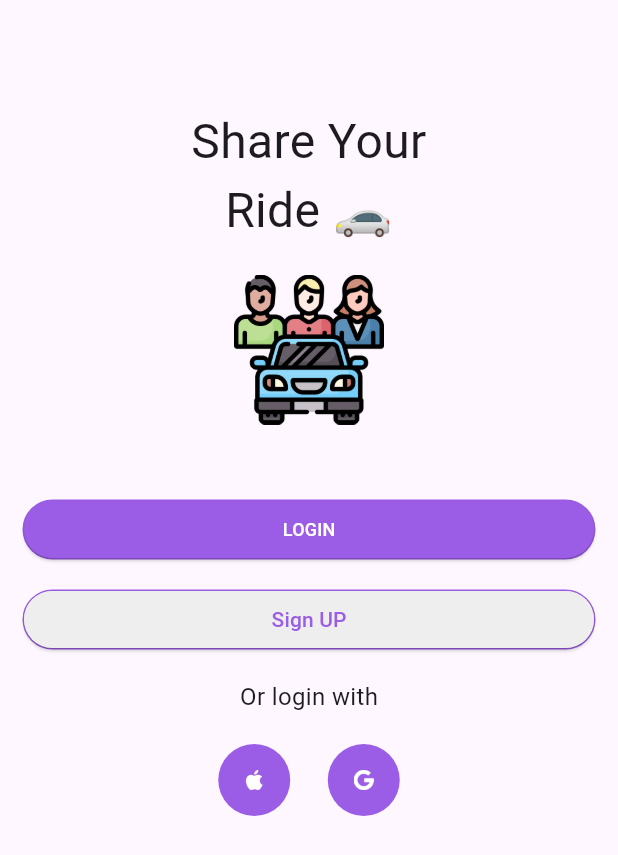
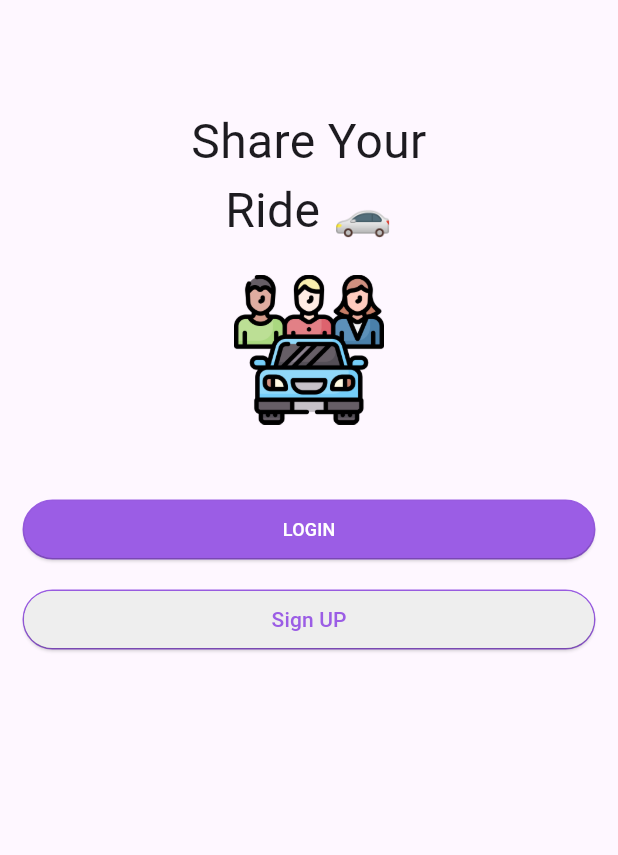
Before and after one commit to AhmedOssamaAhmed/carpooldriversversion, a Flutter app: the screen it shows after launch, on a phone screen of 412 x 824 dp. Shown: the top 855 px of the screen. Run offline on Flutter 3.47's test engine with Material 3 defaults, Android fonts, the phone set to English and light mode, and no system bars; our stand-ins replace cloud_firestore, connectivity, firebase_auth, firebase_core, firebase_storage, fluttertoast and 3 more; accounts and stored records are empty.

Commit message:
updated rider can't login as customer unless register

```diff
--- a/lib/Modules/welcome/welcome_screen.dart
+++ b/lib/Modules/welcome/welcome_screen.dart
@@ -40,38 +40,38 @@ class WelcomeScreen extends StatelessWidget {
                 textcolor: defaultColor,
                 function: (){
                 print("sign up");
-                  // navigateTo(context, SignUp());
+                  navigateTo(context, SignUp());
                 },
                 text: 'Sign UP',
               toUpper: false),
               const SizedBox(height: 20,),
-              captionText('Or login with'),
-              const SizedBox(height: 20,),
-              const Row(mainAxisAlignment: MainAxisAlignment.center,
-                children: [
-                  CircleAvatar(
-                    radius: 24,
-                    backgroundColor: defaultColor,
-                    child: Image(
-                      image: AssetImage('assets/apple.png'),
-                      height: 16,
-                      width: 13.5,
-                      color: Colors.white,
-                    ),
-                  ),
-                  SizedBox(width: 25,),
-                  CircleAvatar(
-                    radius: 24,
-                    backgroundColor: defaultColor,
-                    child: Image(
-                      image: AssetImage('assets/google.png'),
-                      height: 16,
-                      width: 13.5,
-                      color: Colors.white,
-                    ),
-                  ),
-
-                ],)
+              // captionText('Or login with'),
+              // const SizedBox(height: 20,),
+              // const Row(mainAxisAlignment: MainAxisAlignment.center,
+              //   children: [
+              //     CircleAvatar(
+              //       radius: 24,
+              //       backgroundColor: defaultColor,
+              //       child: Image(
+              //         image: AssetImage('assets/apple.png'),
+              //         height: 16,
+              //         width: 13.5,
+              //         color: Colors.white,
+              //       ),
+              //     ),
+              //     SizedBox(width: 25,),
+              //     CircleAvatar(
+              //       radius: 24,
+              //       backgroundColor: defaultColor,
+              //       child: Image(
+              //         image: AssetImage('assets/google.png'),
+              //         height: 16,
+              //         width: 13.5,
+              //         color: Colors.white,
+              //       ),
+              //     ),
+              //
+              //   ],)
 
             ],
           ),
```
Also changed, not shown: lib/Modules/login/Login.dart (+6 -4 lines), lib/Modules/register/signup.dart (+5 -4 lines).
